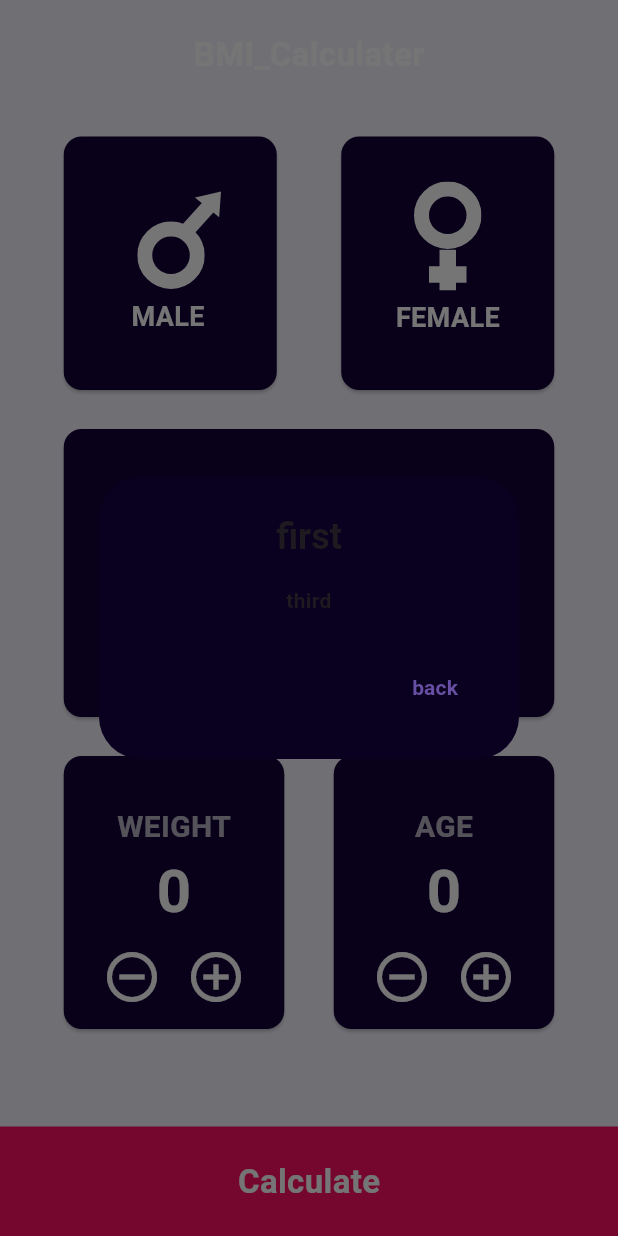
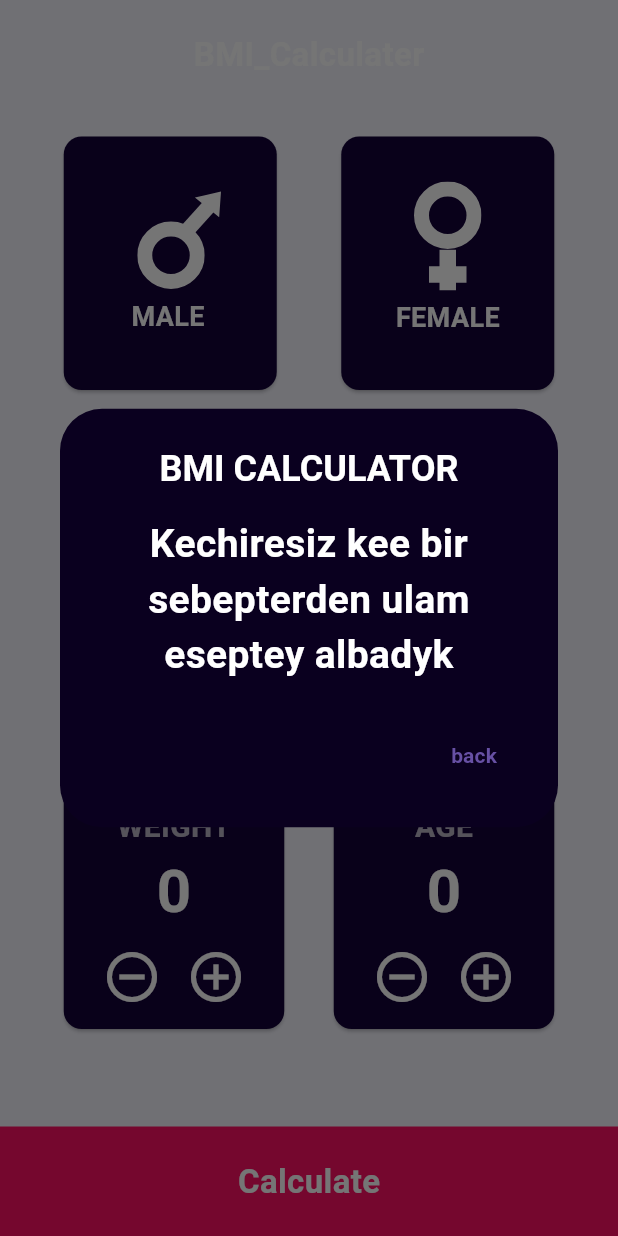
Before and after one commit to NurislamDeveloper/BMI, a Flutter app: the screen it shows after launch, after a tap on the "remove circle outline" icon, after a tap on the "add circle outline" icon, after a tap on "Calculate", on a phone screen of 412 x 824 dp. Run offline on Flutter 3.47's test engine with Material 3 defaults, Android fonts, the phone set to English and light mode, and no system bars; our stand-ins replace flutter_svg, gap; Roboto replaces fonts that are missing (Roboto-Bold).

```diff
--- a/lib/features/presentetions/pages/bmi_calcaluter.dart
+++ b/lib/features/presentetions/pages/bmi_calcaluter.dart
@@ -1,6 +1,6 @@
-import 'package:bmi_calculater/features/presentetions/style.dart/answers.dart';
 import 'package:bmi_calculater/features/presentetions/style.dart/bmi_calculater_text.dart';
 import 'package:bmi_calculater/features/presentetions/style.dart/main_text.dart';
+import 'package:bmi_calculater/features/presentetions/style.dart/result_text.dart';
 import 'package:bmi_calculater/features/presentetions/widgets/calculateButtom.dart';
 import 'package:bmi_calculater/features/presentetions/widgets/female.dart';
 import 'package:bmi_calculater/features/presentetions/widgets/height.dart';
@@ -127,38 +127,39 @@ class _BmiCalculaterState extends State<BmiCalculater> {
             ],
           ),
         ),
-        bottomNavigationBar: CalculateButtom(onTap: () { final res = weight / math.pow(weight / 100, 2);
-          if (res <= 18.0) {
-            dialogBuilder(context, AppTexts.thin);
-            print('aryk');
-          } else if (res >= 18.5 && res <= 24.9) {
-            dialogBuilder(context, AppTexts.normal);
-            print('norma');
-          } else if (res >= 25) {
-            dialogBuilder(context, AppTexts.fat);
-            print('semiz');
-          } else {
-            dialogBuilder(context, AppTexts.sorry);
-            print('joop jok');
-          }
-},),
+        bottomNavigationBar: CalculateButtom(
+          onTap: () {
+            final res = weight / math.pow(weight / 100, 2);
+            if (res <= 18.0) {
+              dialogBuilder(context, AppText.thin, res.roundToDouble());
+            } else if (res >= 18.5 && res <= 24.9) {
+              dialogBuilder(context, AppText.normal, res.roundToDouble());
+            } else if (res >= 25) {
+              dialogBuilder(context, AppText.fat, res.roundToDouble());
+            } else {
+              dialogBuilder(context, AppText.sorry, res.roundToDouble());
+            }
+
+          },
+        ),
       ),
     );
   }
 }
 
-
-
-Future<void> dialogBuilder(BuildContext context, String text) {
+Future<void> dialogBuilder(BuildContext context, String text, double res) {
   return showDialog<void>(
     context: context,
     builder: (BuildContext context) {
       return AlertDialog(
         backgroundColor: const Color(0xff0A001F),
-        // backgroundColor: AppColors.backgroundColor,
-        title: const Center(child: Text('first')),
-        content: const Text('third',
-          // style: AppTextStyle.bmiAndCalcolatorStyle,
+        title: const Center(child: Text(AppText.appBarTitle,style: TextStyle(color: Colors.white),)),
+        content:  Text(
+            text,
+          style: TextStyle(
+            color: Colors.white,
+            fontSize: 26,
+          ),
           textAlign: TextAlign.center,
         ),
         actions: <Widget>[
@@ -166,9 +167,10 @@ Future<void> dialogBuilder(BuildContext context, String text) {
             style: TextButton.styleFrom(
               textStyle: Theme.of(context).textTheme.labelLarge,
             ),
+            child: const Text(AppText.backButton),
             onPressed: () {
               Navigator.of(context).pop();
-            }, child: const Text('back'),
+            },
           ),
         ],
       );
--- a/lib/features/presentetions/style.dart/answers.dart
+++ /dev/null
@@ -1,7 +0,0 @@
-class AppTexts {
-  static const String thin = 'you dont have enough weight';
-   static const String normal = 'you dont have enough weight';
-  static const String fat = 'you dont have enough weight';
-  static const String sorry = 'you dont have enough weight';
-
-}
--- /dev/null
+++ b/lib/features/presentetions/style.dart/result_text.dart
@@ -0,0 +1,16 @@
+class AppText {
+  static const String appBarTitle = "BMI CALCULATOR";
+  static const String calculatorTitle = "CALCULATOR";
+  static const String maleTitle = "MALE";
+  static const String femaleTitle = "FEMALE";
+  static const String heightTitle = "HEIGHT";
+  static const String cmTitle = "cm";
+  static const String weightTitle = "WEIGHT";
+  static const String ageTitle = "AGE";
+  static const String numTitle = "60";
+  static const String backButton = "back";
+  static const String thin = 'Siz aryksyz...';
+  static const String normal = 'Azamatsyz Siz normalduusuz!!!';
+  static const String fat = 'Siz semissiz...';
+  static const String sorry = 'Kechiresiz kee bir sebepterden ulam eseptey albadyk';
+}
```
